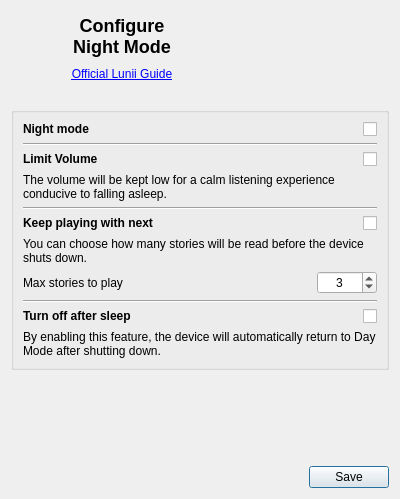
Before: the Qt Designer form pkg/ui/nm.ui in o-daneel/Lunii.QT, drawn with Qt 5.
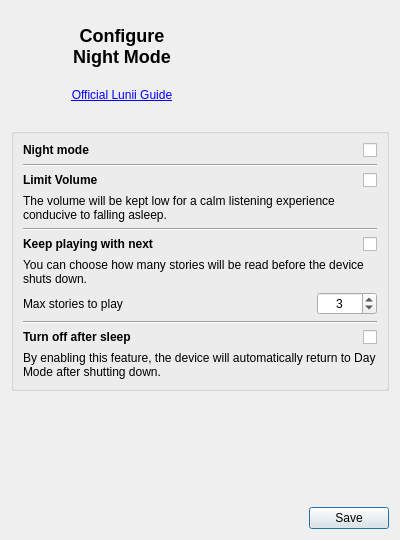
After: the same form once the commit is applied. Icons and pictures are not drawn.

Commit message: Night mode window UI fixed on Linux/MacOS

What changed in the file:
```diff
--- a/pkg/ui/nm.ui
+++ b/pkg/ui/nm.ui
@@ -7,7 +7,7 @@
     <x>0</x>
     <y>0</y>
     <width>400</width>
-    <height>499</height>
+    <height>540</height>
    </rect>
   </property>
   <property name="minimumSize">
```
The commit also changes 1 other file.
